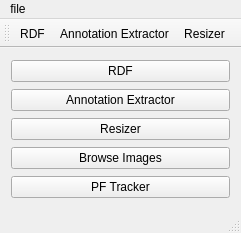
The window that Core/MainWindowGui.ui (Boazrciasn/RDFramework) describes before a commit, drawn with Qt 5.
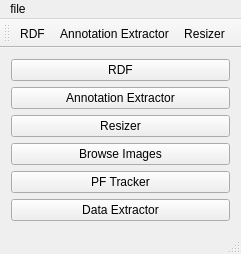
The same window after the commit.

Commit message: Data Extractor Widget eklendi, videoplayer objesinin process kismi template hale cevrildi. Sadece Video oynatma ozelligi olan VideoPlayerGui ayrıca eklendi. Template kismi yarım kalmis durumda.

```diff
--- a/Core/MainWindowGui.ui
+++ b/Core/MainWindowGui.ui
@@ -71,6 +71,13 @@
       </property>
      </widget>
     </item>
+    <item>
+     <widget class="QPushButton" name="DataExtractor_pushButton">
+      <property name="text">
+       <string>Data Extractor</string>
+      </property>
+     </widget>
+    </item>
    </layout>
   </widget>
   <widget class="QMenuBar" name="menuBar">
```
Left out of the diff: 27 changed lines with no effect on the pictures. The commit also changes 13 other files.
